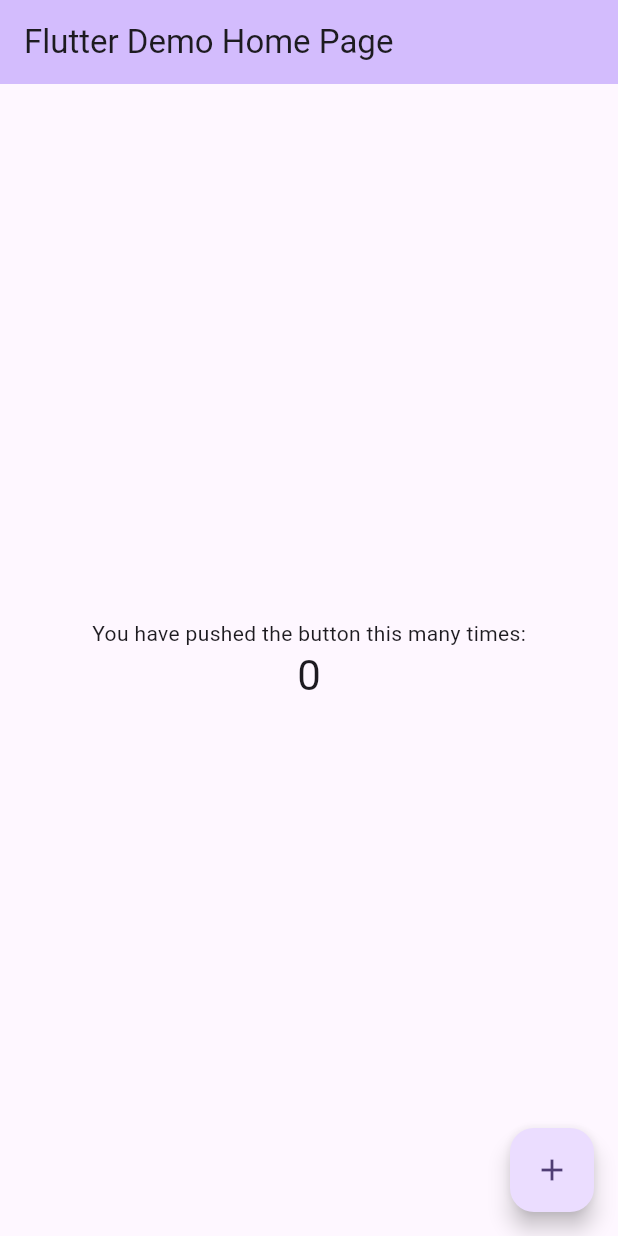
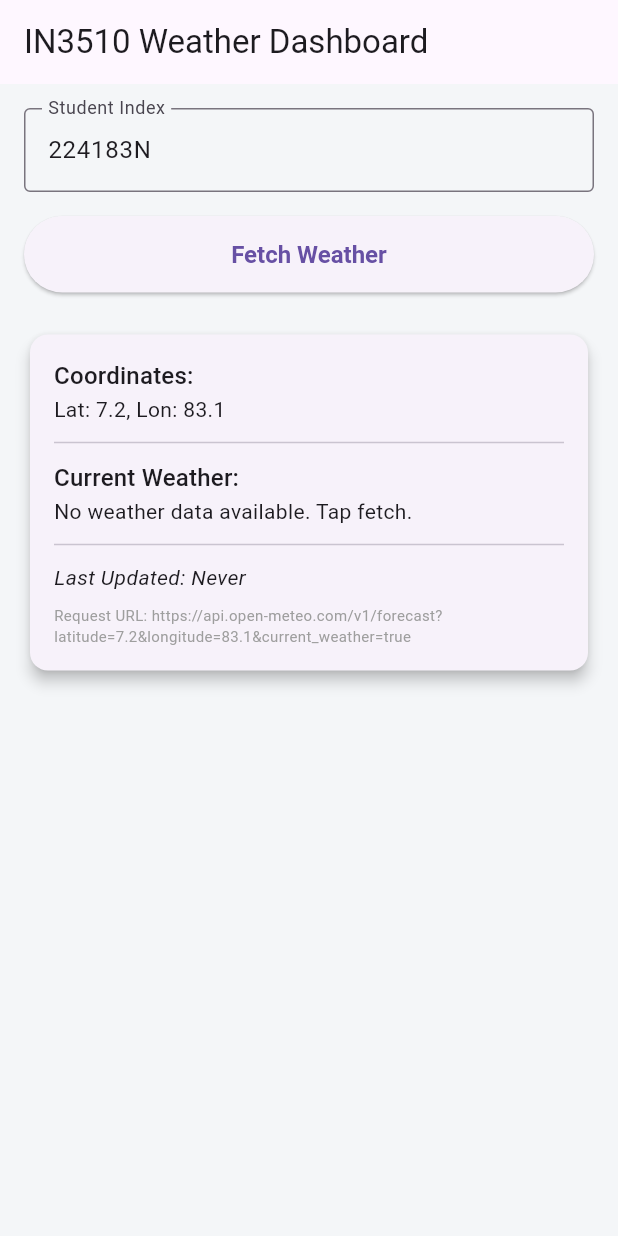
Before and after one commit to IshanHansaka/weather_dashboard, a Flutter app: the screen it shows after launch, on a phone screen of 412 x 824 dp. Run offline on Flutter 3.47's test engine with Material 3 defaults, Android fonts, the phone set to English and light mode, and no system bars; our stand-ins replace flutter_riverpod, shared_preferences.

Commit message:
feat: build structure ad fetch api

```diff
--- a/lib/main.dart
+++ b/lib/main.dart
@@ -1,122 +1,200 @@
 import 'package:flutter/material.dart';
+import 'package:flutter_riverpod/flutter_riverpod.dart';
+import 'package:intl/intl.dart';
+import 'weather_model.dart';
+import 'weather_provider.dart';
 
 void main() {
-  runApp(const MyApp());
+  runApp(const ProviderScope(child: WeatherApp()));
 }
 
-class MyApp extends StatelessWidget {
-  const MyApp({super.key});
+class WeatherApp extends StatelessWidget {
+  const WeatherApp({super.key});
 
-  // This widget is the root of your application.
   @override
   Widget build(BuildContext context) {
     return MaterialApp(
-      title: 'Flutter Demo',
+      title: 'Weather Dashboard',
       theme: ThemeData(
-        // This is the theme of your application.
-        //
-        // TRY THIS: Try running your application with "flutter run". You'll see
-        // the application has a purple toolbar. Then, without quitting the app,
-        // try changing the seedColor in the colorScheme below to Colors.green
-        // and then invoke "hot reload" (save your changes or press the "hot
-        // reload" button in a Flutter-supported IDE, or press "r" if you used
-        // the command line to start the app).
-        //
-        // Notice that the counter didn't reset back to zero; the application
-        // state is not lost during the reload. To reset the state, use hot
-        // restart instead.
-        //
-        // This works for code too, not just values: Most code changes can be
-        // tested with just a hot reload.
-        colorScheme: ColorScheme.fromSeed(seedColor: Colors.deepPurple),
+        primarySwatch: Colors.indigo,
+        visualDensity: VisualDensity.adaptivePlatformDensity,
+        scaffoldBackgroundColor: const Color(0xFFF4F6F8),
       ),
-      home: const MyHomePage(title: 'Flutter Demo Home Page'),
+      home: const WeatherScreen(),
     );
   }
 }
 
-class MyHomePage extends StatefulWidget {
-  const MyHomePage({super.key, required this.title});
-
-  // This widget is the home page of your application. It is stateful, meaning
-  // that it has a State object (defined below) that contains fields that affect
-  // how it looks.
-
-  // This class is the configuration for the state. It holds the values (in this
-  // case the title) provided by the parent (in this case the App widget) and
-  // used by the build method of the State. Fields in a Widget subclass are
-  // always marked "final".
-
-  final String title;
+class WeatherScreen extends ConsumerWidget {
+  const WeatherScreen({super.key});
 
   @override
-  State<MyHomePage> createState() => _MyHomePageState();
-}
+  Widget build(BuildContext context, WidgetRef ref) {
+    // Get the state from the provider
+    final AsyncValue<AppData> weatherState = ref.watch(weatherProvider);
 
-class _MyHomePageState extends State<MyHomePage> {
-  int _counter = 0;
+    // Get the provider's notifier to access its helper methods (like get index)
+    final providerNotifier = ref.read(weatherProvider.notifier);
 
-  void _incrementCounter() {
-    setState(() {
-      // This call to setState tells the Flutter framework that something has
-      // changed in this State, which causes it to rerun the build method below
-      // so that the display can reflect the updated values. If we changed
-      // _counter without calling setState(), then the build method would not be
-      // called again, and so nothing would appear to happen.
-      _counter++;
-    });
-  }
+    final indexController = TextEditingController(text: providerNotifier.index);
 
-  @override
-  Widget build(BuildContext context) {
-    // This method is rerun every time setState is called, for instance as done
-    // by the _incrementCounter method above.
-    //
-    // The Flutter framework has been optimized to make rerunning build methods
-    // fast, so that you can just rebuild anything that needs updating rather
-    // than having to individually change instances of widgets.
     return Scaffold(
-      appBar: AppBar(
-        // TRY THIS: Try changing the color here to a specific color (to
-        // Colors.amber, perhaps?) and trigger a hot reload to see the AppBar
-        // change color while the other colors stay the same.
-        backgroundColor: Theme.of(context).colorScheme.inversePrimary,
-        // Here we take the value from the MyHomePage object that was created by
-        // the App.build method, and use it to set our appbar title.
-        title: Text(widget.title),
-      ),
-      body: Center(
-        // Center is a layout widget. It takes a single child and positions it
-        // in the middle of the parent.
+      appBar: AppBar(title: const Text('IN3510 Weather Dashboard')),
+      body: Padding(
+        padding: const EdgeInsets.all(16.0),
         child: Column(
-          // Column is also a layout widget. It takes a list of children and
-          // arranges them vertically. By default, it sizes itself to fit its
-          // children horizontally, and tries to be as tall as its parent.
-          //
-          // Column has various properties to control how it sizes itself and
-          // how it positions its children. Here we use mainAxisAlignment to
-          // center the children vertically; the main axis here is the vertical
-          // axis because Columns are vertical (the cross axis would be
-          // horizontal).
-          //
-          // TRY THIS: Invoke "debug painting" (choose the "Toggle Debug Paint"
-          // action in the IDE, or press "p" in the console), to see the
-          // wireframe for each widget.
-          mainAxisAlignment: MainAxisAlignment.center,
-          children: <Widget>[
-            const Text('You have pushed the button this many times:'),
-            Text(
-              '$_counter',
-              style: Theme.of(context).textTheme.headlineMedium,
+          crossAxisAlignment: CrossAxisAlignment.stretch,
+          children: [
+            // 1. Index Input (now read-only as the value is fixed)
+            TextField(
+              controller: indexController,
+              readOnly: true, // As per logic, it's derived
+              decoration: const InputDecoration(
+                labelText: 'Student Index',
+                border: OutlineInputBorder(),
+              ),
+            ),
+            const SizedBox(height: 16),
+
+            // 2. Fetch Button
+            ElevatedButton(
+              onPressed: () {
+                // Call the function inside our Notifier
+                ref.read(weatherProvider.notifier).fetchWeather();
+              },
+              style: ElevatedButton.styleFrom(
+                padding: const EdgeInsets.symmetric(vertical: 16),
+                textStyle: const TextStyle(
+                  fontSize: 16,
+                  fontWeight: FontWeight.bold,
+                ),
+              ),
+              child: const Text('Fetch Weather'),
+            ),
+            const SizedBox(height: 24),
+
+            // 3. Results Area - This is where the magic happens
+            weatherState.when(
+              // --- Data (Success) State ---
+              data: (appData) =>
+                  _buildResultsUI(context, providerNotifier, appData),
+
+              // --- Error State ---
+              error: (error, stackTrace) =>
+                  _buildErrorUI(context, error.toString()),
+
+              // --- Loading State ---
+              loading: () => const Center(child: CircularProgressIndicator()),
             ),
           ],
         ),
       ),
-      floatingActionButton: FloatingActionButton(
-        onPressed: _incrementCounter,
-        tooltip: 'Increment',
-        child: const Icon(Icons.add),
-      ), // This trailing comma makes auto-formatting nicer for build methods.
+    );
+  }
+
+  // Widget to build for the Success state
+  Widget _buildResultsUI(
+    BuildContext context,
+    WeatherNotifier notifier,
+    AppData data,
+  ) {
+    final weather =
+        data.weatherData; // This might be null if only loaded from cache
+
+    // Format the last updated time for display
+    final String formattedTime = data.lastUpdated != null
+        ? DateFormat('MMM d, yyyy - hh:mm a').format(data.lastUpdated!)
+        : "Never";
+
+    // Add (cached) tag if needed
+    final String updateTag = data.isCached ? " (cached)" : "";
+
+    return Card(
+      elevation: 4,
+      child: Padding(
+        padding: const EdgeInsets.all(16.0),
+        child: Column(
+          crossAxisAlignment: CrossAxisAlignment.start,
+          children: [
+            // Computed Coords
+            Text(
+              'Coordinates:',
+              style: Theme.of(context).textTheme.titleMedium,
+            ),
+            Text('Lat: ${notifier.lat}, Lon: ${notifier.lon}'),
+            const Divider(height: 24),
+
+            // Weather Results
+            Text(
+              'Current Weather:',
+              style: Theme.of(context).textTheme.titleMedium,
+            ),
+
+            // Handle case where we have cached data but no weather
+            weather != null
+                ? Column(
+                    crossAxisAlignment: CrossAxisAlignment.start,
+                    children: [
+                      Text(
+                        'Temperature: ${weather.currentWeather.temperature} °C',
+                        style: const TextStyle(fontSize: 16),
+                      ),
+                      Text(
+                        'Wind Speed: ${weather.currentWeather.windSpeed} km/h',
+                        style: const TextStyle(fontSize: 16),
+                      ),
+                      Text(
+                        'Weather Code: ${weather.currentWeather.weatherCode}',
+                        style: const TextStyle(fontSize: 16),
+                      ),
+                    ],
+                  )
+                : const Text('No weather data available. Tap fetch.'),
+
+            const Divider(height: 24),
+
+            // Meta Info
+            Text(
+              'Last Updated: $formattedTime$updateTag',
+              style: const TextStyle(fontStyle: FontStyle.italic),
+            ),
+            const SizedBox(height: 8),
+            SelectableText(
+              'Request URL: ${data.requestUrl}',
+              style: const TextStyle(fontSize: 10, color: Colors.grey),
+            ),
+          ],
+        ),
+      ),
+    );
+  }
+
+  // Widget to build for the Error state
+  Widget _buildErrorUI(BuildContext context, String error) {
+    return Card(
+      color: Colors.red[50],
+      child: Padding(
+        padding: const EdgeInsets.all(16.0),
+        child: Column(
+          children: [
+            Icon(Icons.error_outline, color: Colors.red[700], size: 40),
+            const SizedBox(height: 12),
+            Text(
+              'Failed to fetch weather',
+              style: Theme.of(
+                context,
+              ).textTheme.titleMedium?.copyWith(color: Colors.red[900]),
+              textAlign: TextAlign.center,
+            ),
+            const SizedBox(height: 8),
+            Text(
+              'Please check your network connection and try again. $error',
+              style: TextStyle(color: Colors.red[800]),
+              textAlign: TextAlign.center,
+            ),
+          ],
+        ),
+      ),
     );
   }
 }
--- /dev/null
+++ b/lib/weather_model.dart
@@ -0,0 +1,76 @@
+import 'package:flutter/foundation.dart';
+
+// This represents the entire JSON response
+class WeatherData {
+  final CurrentWeather currentWeather;
+  final double latitude;
+  final double longitude;
+
+  WeatherData({
+    required this.currentWeather,
+    required this.latitude,
+    required this.longitude,
+  });
+
+  // A 'factory constructor' to create a WeatherData object from JSON
+  factory WeatherData.fromJson(Map<String, dynamic> json) {
+    return WeatherData(
+      currentWeather: CurrentWeather.fromJson(json['current_weather']),
+      latitude: json['latitude'] as double,
+      longitude: json['longitude'] as double,
+    );
+  }
+}
+
+// This represents the 'current_weather' object inside the JSON
+class CurrentWeather {
+  final double temperature;
+  final double windSpeed;
+  final int weatherCode;
+
+  CurrentWeather({
+    required this.temperature,
+    required this.windSpeed,
+    required this.weatherCode,
+  });
+
+  factory CurrentWeather.fromJson(Map<String, dynamic> json) {
+    return CurrentWeather(
+      temperature: json['temperature'] as double,
+      windSpeed: json['windspeed'] as double,
+      weatherCode: json['weathercode'] as int,
+    );
+  }
+}
+
+// This is our complete, "real-world" state
+// It holds the API data, the cache status, and the last update time.
+@immutable
+class AppData {
+  final WeatherData? weatherData;
+  final DateTime? lastUpdated;
+  final bool isCached;
+  final String requestUrl;
+
+  const AppData({
+    this.weatherData,
+    this.lastUpdated,
+    this.isCached = false,
+    required this.requestUrl,
+  });
+
+  // Helper method to create a copy with new values
+  AppData copyWith({
+    WeatherData? weatherData,
+    DateTime? lastUpdated,
+    bool? isCached,
+    String? requestUrl,
+  }) {
+    return AppData(
+      weatherData: weatherData ?? this.weatherData,
+      lastUpdated: lastUpdated ?? this.lastUpdated,
+      isCached: isCached ?? this.isCached,
+      requestUrl: requestUrl ?? this.requestUrl,
+    );
+  }
+}
--- /dev/null
+++ b/lib/weather_provider.dart
@@ -0,0 +1,102 @@
+import 'dart:async';
+import 'dart:convert';
+import 'package:flutter_riverpod/flutter_riverpod.dart';
+import 'package:http/http.dart' as http;
+import 'package:shared_preferences/shared_preferences.dart';
+import 'weather_model.dart'; // Import our new model
+
+// This is the main provider for our app's logic
+final weatherProvider = AsyncNotifierProvider<WeatherNotifier, AppData>(
+  WeatherNotifier.new,
+);
+
+class WeatherNotifier extends AsyncNotifier<AppData> {
+  // --- Constants ---
+  static const String _cacheKey = 'last_weather_result';
+  final String _index = "224183N";
+  final String _lat = "7.2";
+  final String _lon = "83.1";
+  late final String _apiUrl;
+
+  // --- Initialization ---
+  @override
+  FutureOr<AppData> build() {
+    _apiUrl =
+        "https://api.open-meteo.com/v1/forecast?latitude=$_lat&longitude=$_lon&current_weather=true";
+
+    // On app start, try to load from cache
+    return _loadFromCache();
+  }
+
+  // --- Public Methods ---
+
+  // Main method called by the UI
+  Future<void> fetchWeather() async {
+    // 1. Set state to loading
+    state = const AsyncValue.loading();
+
+    // 2. Update state with the result of our logic
+    state = await AsyncValue.guard(() async {
+      try {
+        // 3. Try fetching from the network
+        final http.Response response = await http.get(Uri.parse(_apiUrl));
+
+        if (response.statusCode == 200) {
+          // Success!
+          final data = json.decode(response.body);
+          final weather = WeatherData.fromJson(data);
+
+          // Save to cache
+          _saveToCache(response.body);
+
+          return AppData(
+            weatherData: weather,
+            lastUpdated: DateTime.now(), // From device clock
+            isCached: false,
+            requestUrl: _apiUrl,
+          );
+        } else {
+          // Handle server error
+          throw Exception('Failed to load weather: ${response.statusCode}');
+        }
+      } catch (e) {
+        // 4. Network or parsing error. Try to use cached data.
+        // We re-throw the error so the UI can show it.
+        throw Exception('Network Error: $e');
+      }
+    });
+  }
+
+  // --- Private Helper Methods ---
+
+  Future<AppData> _loadFromCache() async {
+    final prefs = await SharedPreferences.getInstance();
+    final cachedString = prefs.getString(_cacheKey);
+
+    if (cachedString != null) {
+      // We have cached data
+      final data = json.decode(cachedString);
+      final weather = WeatherData.fromJson(data);
+      return AppData(
+        weatherData: weather,
+        lastUpdated: DateTime.now(), // Note: This is load time, not fetch time
+        isCached: true, // Mark as cached
+        requestUrl: _apiUrl,
+      );
+    } else {
+      // No cache, return empty initial state
+      return AppData(requestUrl: _apiUrl);
+    }
+  }
+
+  Future<void> _saveToCache(String responseBody) async {
+    final prefs = await SharedPreferences.getInstance();
+    await prefs.setString(_cacheKey, responseBody);
+  }
+
+  // --- Helper for UI ---
+  // We'll use this to get the index and coords for the UI
+  String get index => _index;
+  String get lat => _lat;
+  String get lon => _lon;
+}
--- a/pubspec.yaml
+++ b/pubspec.yaml
@@ -40,6 +40,9 @@ dependencies:
   # A simple way to manage our app's state (loading, error, success)
   # This is much cleaner than a giant StatefulWidget
   flutter_riverpod: ^2.5.1
+
+  # For date formatting
+  intl: ^0.19.0
 
   # The following adds the Cupertino Icons font to your application.
   # Use with the CupertinoIcons class for iOS style icons.
```
Also changed, not shown: pubspec.lock, 1 other file.
